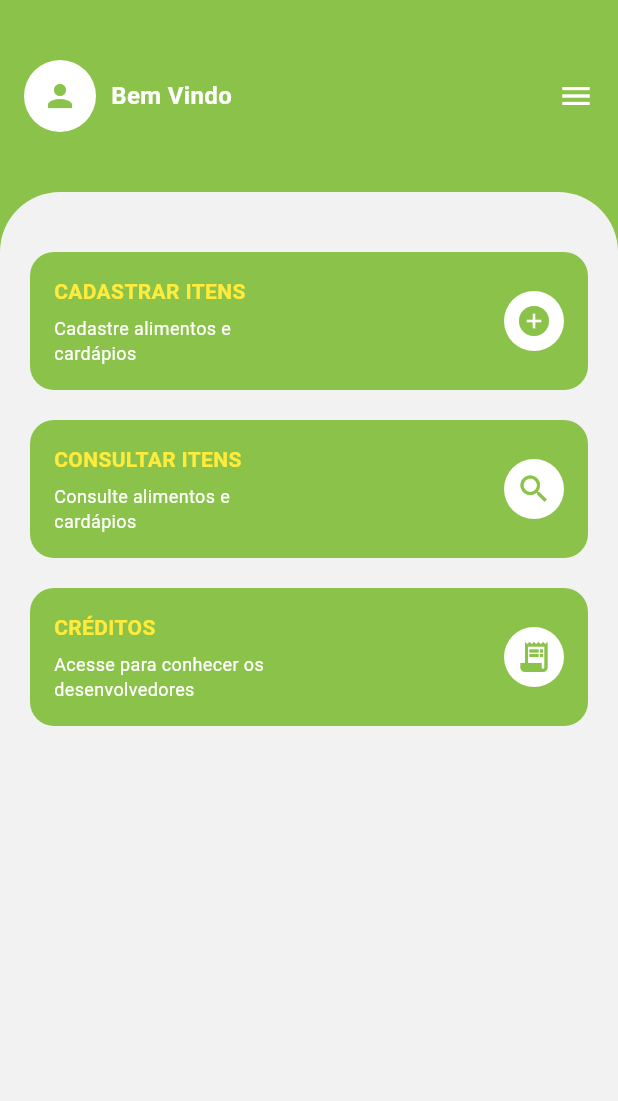
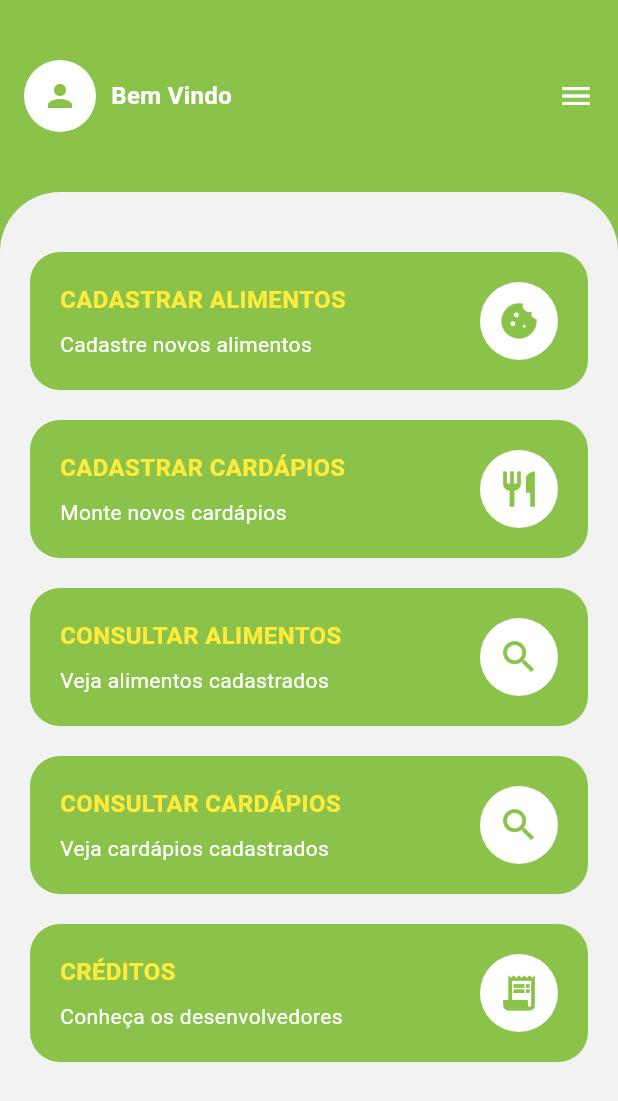
Before and after one commit to maiaraborsatti/meu-cardapio-app, a Flutter app: the MenuScreen screen opened directly with empty values, on a phone screen of 412 x 824 dp. Shown: the top 1101 px of the screen. Run offline on Flutter 3.47's test engine with Material 3 defaults, Android fonts, the phone set to English and light mode, and no system bars; our stand-ins replace image_picker, share_plus, sqflite; accounts and stored records are empty.

Commit message:
feat: expandir menu com novas opções e melhorar layout dos cards

```diff
--- a/lib/screens/creditos_screen.dart
+++ b/lib/screens/creditos_screen.dart
@@ -1,12 +1,15 @@
 import 'package:flutter/material.dart';
 import '../routes/app_routes.dart';
 import '../theme/app_colors.dart';
+import '../models/usuario.dart';
 
 class CreditosScreen extends StatelessWidget {
   const CreditosScreen({super.key});
 
   @override
   Widget build(BuildContext context) {
+
+     final usuario = ModalRoute.of(context)!.settings.arguments as Usuario;
 
     // 🎨 estilo padrão dos nomes (evita repetição)
     const TextStyle nomeStyle = TextStyle(
@@ -62,8 +65,12 @@ class CreditosScreen extends StatelessWidget {
                 // 🖼️ LOGO CLICÁVEL
                 GestureDetector(
                   onTap: () {
-                    // 👉 AQUI você coloca sua rota depois
-                    //Navigator.pushNamed(context, '/suaRota');
+
+                    Navigator.pushNamed(
+                              context,
+                              AppRoutes.menu,
+                              arguments: usuario,
+                            );
                   },
 
                   child: Image.asset(
--- a/lib/screens/menu_screen.dart
+++ b/lib/screens/menu_screen.dart
@@ -3,7 +3,6 @@ import '../theme/app_colors.dart';
 import '../routes/app_routes.dart';
 import '../theme/app_icons.dart';
 import '../models/usuario.dart';
-
 
 // ================== TELA ==================
 
@@ -18,7 +17,8 @@ class MenuScreen extends StatelessWidget {
     return Scaffold(
       backgroundColor: AppColors.primaryGreen,
 
-      body: Column(
+      body: SafeArea(
+        child: Column(
           children: [
             // ================== HEADER ==================
             Padding(
@@ -40,7 +40,7 @@ class MenuScreen extends StatelessWidget {
                       const SizedBox(width: 10),
                       Text(
                         "Bem Vindo ${usuario.nome}",
-                      style: TextStyle(
+                        style: const TextStyle(
                           color: Colors.white,
                           fontSize: 16,
                           fontWeight: FontWeight.bold,
@@ -53,7 +53,7 @@ class MenuScreen extends StatelessWidget {
                   InkWell(
                     onTap: () {
                       Navigator.pushReplacementNamed(context, AppRoutes.login);
-                  }, //fim do onTap
+                    },
                     child: const AppIcon(
                       AppIcons.menu,
                       color: Colors.white,
@@ -77,15 +77,35 @@ class MenuScreen extends StatelessWidget {
 
                 child: Padding(
                   padding: const EdgeInsets.all(20),
+
+                  // 👇 SCROLL AQUI
+                  child: SingleChildScrollView(
                     child: Column(
                       children: [
                         const SizedBox(height: 20),
 
-                    // CARD 1
+                        // CADASTRAR ALIMENTOS
                         _menuCard(
-                      title: "CADASTRAR ITENS",
-                      subtitle: "Cadastre alimentos e\ncardápios",
-                      icon: AppIcons.add,
+                          title: "CADASTRAR ALIMENTOS",
+                          subtitle: "Cadastre novos alimentos",
+                          icon: AppIcons.biscoito,
+                          onTap: () {
+                            Navigator.pushNamed(
+                              context,
+                              AppRoutes.cadastroAlimento,
+                              arguments: usuario,
+                            );
+
+                          },
+                        ),
+
+                        const SizedBox(height: 20),
+
+                        // CADASTRAR CARDÁPIOS
+                        _menuCard(
+                          title: "CADASTRAR CARDÁPIOS",
+                          subtitle: "Monte novos cardápios",
+                          icon: AppIcons.cardapio,
                           onTap: () {
                             Navigator.pushNamed(
                               context,
@@ -97,35 +117,49 @@ class MenuScreen extends StatelessWidget {
 
                         const SizedBox(height: 20),
 
-                    // CARD 2
+                        // CONSULTAR ALIMENTOS
                         _menuCard(
-                      title: "CONSULTAR ITENS",
-                      subtitle: "Consulte alimentos e\ncardápios",
+                          title: "CONSULTAR ALIMENTOS",
+                          subtitle: "Veja alimentos cadastrados",
+                          icon: AppIcons.busca,
+                          onTap: () {
+                            Navigator.pushNamed(
+                              context,
+                              AppRoutes.buscaAlimento,
+                              arguments: usuario,
+                            );
+                          },
+                        ),
+
+                        const SizedBox(height: 20),
+
+                        // CONSULTAR CARDÁPIOS
+                        _menuCard(
+                          title: "CONSULTAR CARDÁPIOS",
+                          subtitle: "Veja cardápios cadastrados",
                           icon: AppIcons.busca,
                           onTap: () {},
                         ),
 
                         const SizedBox(height: 20),
 
-                    // CARD 3
+                        // CRÉDITOS
                         _menuCard(
                           title: "CRÉDITOS",
-                      subtitle: "Acesse para conhecer os\ndesenvolvedores",
+                          subtitle: "Conheça os desenvolvedores",
                           icon: AppIcons.creditos,
                           onTap: () {
-            Navigator.pushNamed(
-            context,
-           AppRoutes.creditos,
-              );
-                       }
-
+                            Navigator.pushNamed(context, AppRoutes.creditos, arguments: usuario,);
+                          },
                         ),
                       ],
                     ),
                   ),
                 ),
               ),
+            ),
           ],
+        ),
       ),
     );
   }
@@ -141,22 +175,25 @@ Widget _menuCard({
   required VoidCallback onTap,
 }) {
 
-
   return InkWell(
     onTap: onTap,
+    borderRadius: BorderRadius.circular(20),
+
     child: Container(
       width: double.infinity,
-    padding: const EdgeInsets.all(16),
+      padding: const EdgeInsets.all(20),
       decoration: BoxDecoration(
         color: AppColors.primaryGreen,
-      borderRadius: BorderRadius.circular(16),
+        borderRadius: BorderRadius.circular(20),
       ),
 
       child: Row(
         mainAxisAlignment: MainAxisAlignment.spaceBetween,
         children: [
+
           // textos
-        Column(
+          Expanded(
+            child: Column(
               crossAxisAlignment: CrossAxisAlignment.start,
               children: [
                 Text(
@@ -164,29 +201,33 @@ Widget _menuCard({
                   style: const TextStyle(
                     color: Colors.yellow,
                     fontWeight: FontWeight.bold,
+                    fontSize: 16,
                   ),
                 ),
-            const SizedBox(height: 6),
+                const SizedBox(height: 8),
                 Text(
                   subtitle,
                   style: const TextStyle(
                     color: Colors.white,
-                fontSize: 12,
+                    fontSize: 14,
                   ),
                 ),
               ],
             ),
+          ),
 
-        // icone
+          // icone maior
           CircleAvatar(
+            radius: 26,
             backgroundColor: Colors.white,
             child: AppIcon(
               icon,
+              size: 28,
               color: AppColors.primaryGreen,
-          ), //usa sua lib aqui
+            ),
           ),
         ],
-    )
+      ),
     ),
   );
 }
```
Lines whose indentation alone changed are shown as unchanged.
